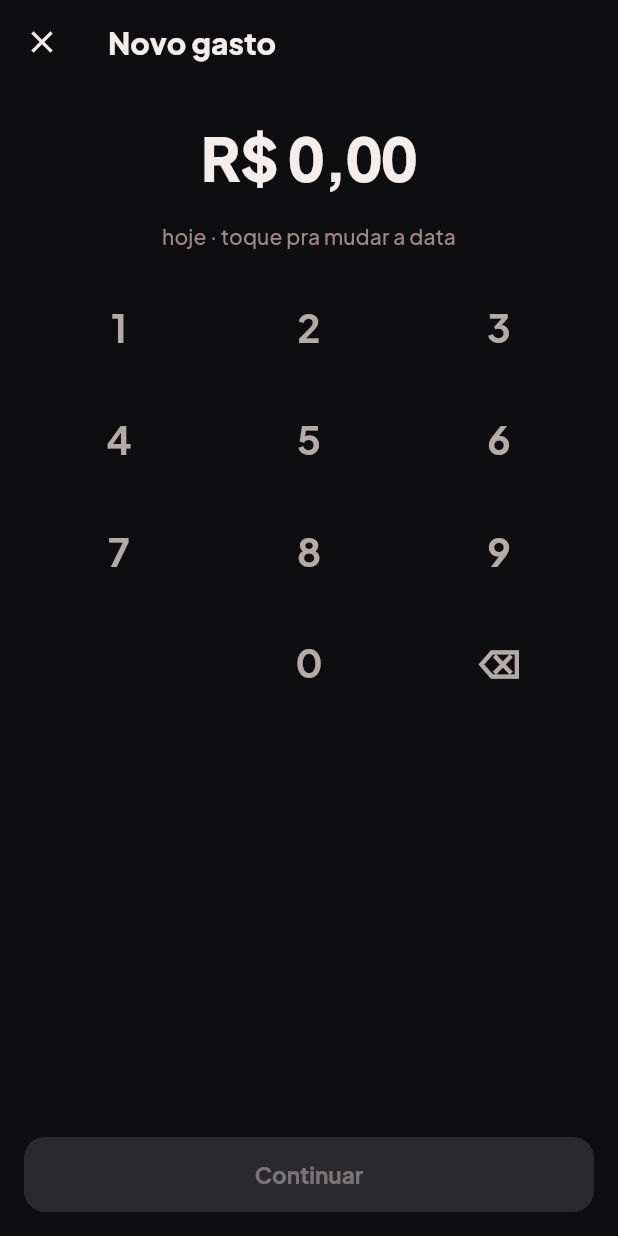
After one commit to NetoPagnani/ControleGastos, a Flutter app: the TelaLancarGasto screen opened directly, on a phone screen of 412 x 824 dp. The commit adds this screen. Run offline on Flutter 3.47's test engine with Material 3 defaults, Android fonts, the phone set to English and light mode, and no system bars; our stand-ins replace cloud_firestore, firebase_auth, firebase_core, fl_chart, google_fonts, google_sign_in and 3 more; accounts and stored records are empty; generated files the repository leaves out were written again.

Commit message:
Novo gasto e editar gasto com largura de celular em tela larga

```diff
--- a/lib/telas/editar_lancamento.dart
+++ b/lib/telas/editar_lancamento.dart
@@ -6,6 +6,7 @@ import '../core/usuario_atual.dart';
 import '../dados/repositorios.dart';
 import '../dominio/modelos.dart';
 import 'apagar_lancamento.dart';
+import 'largura_limitada.dart';
 
 /// Editar ou apagar um lancamento. Se for parcela, pergunta se a mudanca
 /// vale so pra esta parcela ou pra compra inteira.
@@ -85,7 +86,8 @@ class _TelaEditarLancamentoState extends State<TelaEditarLancamento> {
         title: Text(_ehParcela ? 'Parcela ${l.parcelaNum}/${l.parcelasTotal}' : 'Editar gasto'),
         actions: [IconButton(icon: const Icon(Icons.delete_outline), tooltip: 'Apagar', onPressed: _apagar)],
       ),
-      body: StreamBuilder<List<Categoria>>(
+      body: LarguraLimitada(
+        child: StreamBuilder<List<Categoria>>(
           stream: _categoriasStream,
           builder: (context, catSnap) => StreamBuilder<List<Conta>>(
             stream: _contasStream,
@@ -151,6 +153,7 @@ class _TelaEditarLancamentoState extends State<TelaEditarLancamento> {
             },
           ),
         ),
+      ),
     );
   }
 }
--- a/lib/telas/lancar_gasto.dart
+++ b/lib/telas/lancar_gasto.dart
@@ -6,6 +6,7 @@ import '../core/usuario_atual.dart';
 import '../dados/repositorios.dart';
 import '../dominio/modelos.dart';
 import 'contas.dart';
+import 'largura_limitada.dart';
 
 /// Lancar um gasto: valor -> categoria -> conta. 3 toques no caminho feliz.
 class TelaLancarGasto extends StatefulWidget {
@@ -87,11 +88,13 @@ class _TelaLancarGastoState extends State<TelaLancarGasto> {
           onPressed: () => Navigator.of(context).pop(false),
         ),
       ),
-      body: switch (_etapa) {
-        0 => _passoValor(),
-        1 => _passoCategoria(),
-        _ => _passoConta(),
-      },
+      body: LarguraLimitada(
+        child: switch (_etapa) {
+          0 => _passoValor(),
+          1 => _passoCategoria(),
+          _ => _passoConta(),
+        },
+      ),
     );
   }
 
--- /dev/null
+++ b/lib/telas/largura_limitada.dart
@@ -0,0 +1,19 @@
+import 'package:flutter/material.dart';
+
+/// Telas pensadas para celular (teclado de valor, grade de categorias)
+/// ficam com largura de celular e centralizadas numa janela larga; sem
+/// isso, no navegador do computador as teclas e os cartoes viravam gigantes.
+class LarguraLimitada extends StatelessWidget {
+  const LarguraLimitada({super.key, required this.child});
+
+  static const maxima = 480.0;
+
+  final Widget child;
+
+  @override
+  Widget build(BuildContext context) {
+    return Center(
+      child: ConstrainedBox(constraints: const BoxConstraints(maxWidth: maxima), child: child),
+    );
+  }
+}
```
Also changed, not shown: 1 other file. Lines whose indentation alone changed are shown as unchanged.
